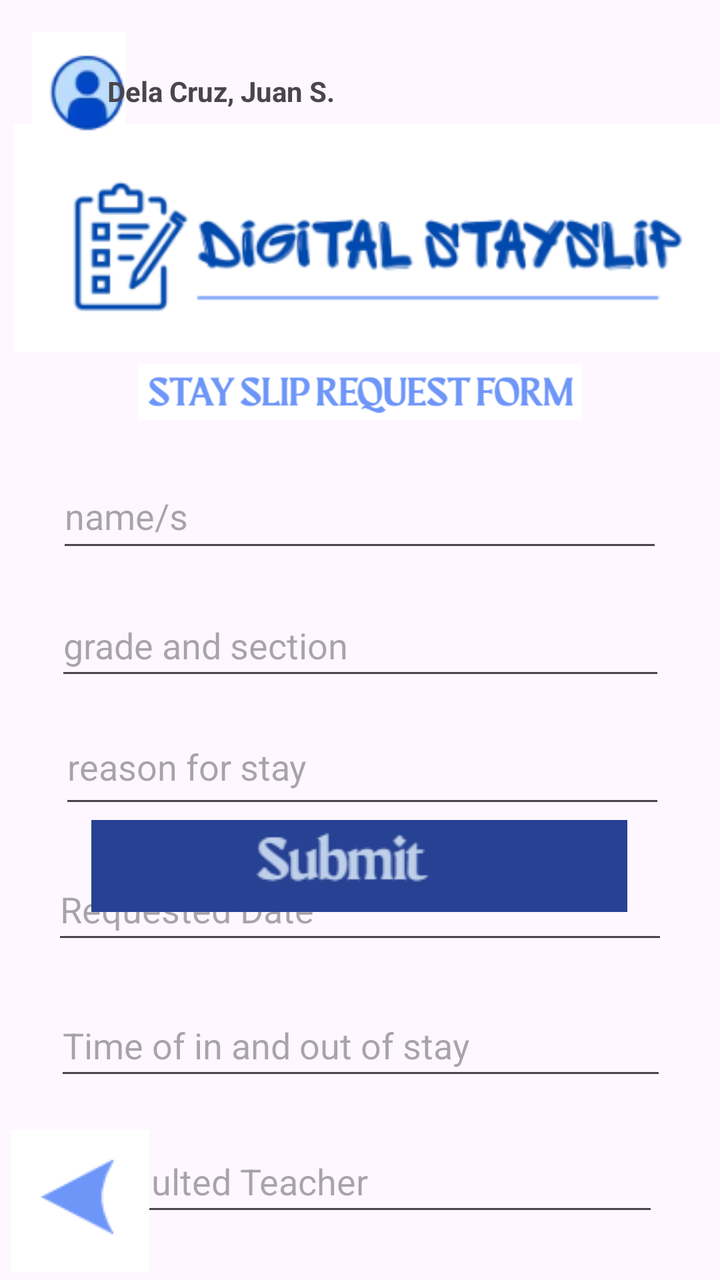
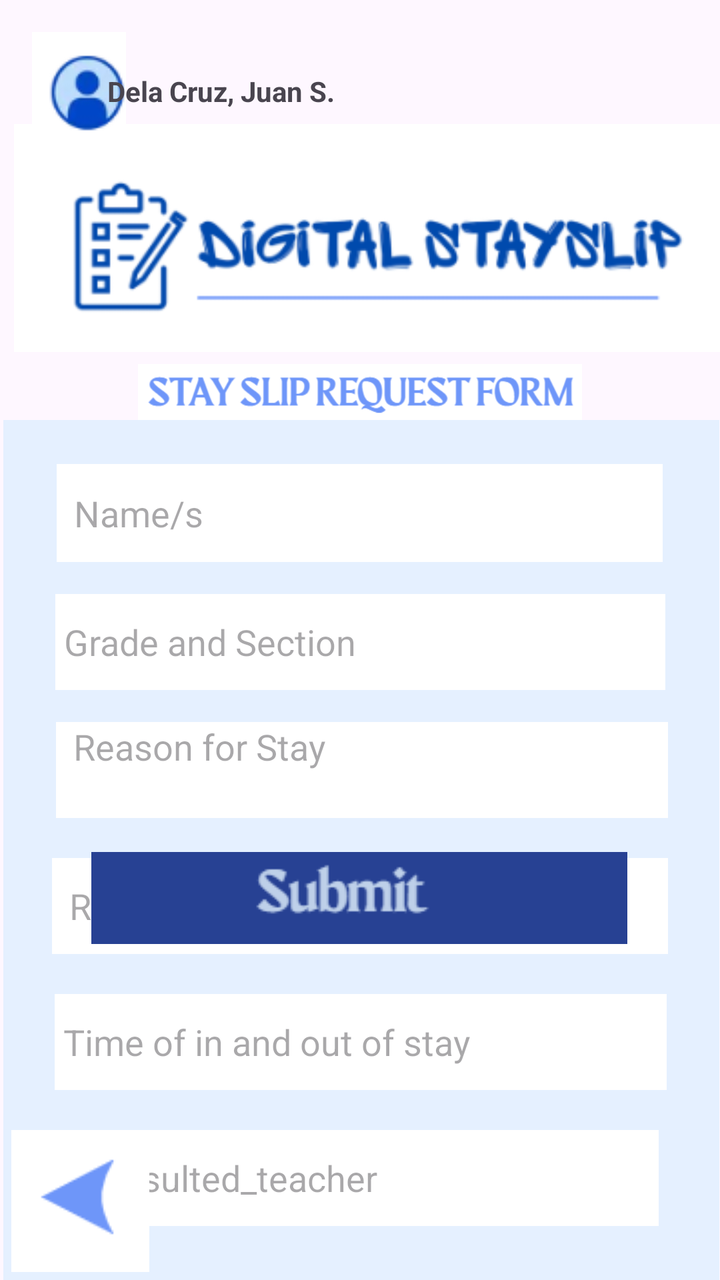

Compare the two renders of this Android layout. The source of the first and the diff that turns it into the second are given below.
<!-- AndroidManifest.xml: application theme Theme.Digistayslip -->
<!-- res/layout/activity_requestform.xml -->
<?xml version="1.0" encoding="utf-8"?>
<androidx.constraintlayout.widget.ConstraintLayout xmlns:android="http://schemas.android.com/apk/res/android"
    xmlns:app="http://schemas.android.com/apk/res-auto"
    xmlns:tools="http://schemas.android.com/tools"
    android:id="@+id/main"
    android:layout_width="match_parent"
    android:layout_height="match_parent"
    tools:context=".requestform">

    <ImageView
        android:id="@+id/imageView"
        android:layout_width="wrap_content"
        android:layout_height="wrap_content"
        android:layout_marginStart="7dp"
        android:layout_marginTop="56dp"
        android:layout_marginEnd="7dp"
        android:importantForAccessibility="no"
        app:layout_constraintEnd_toEndOf="parent"
        app:layout_constraintHorizontal_bias="0.0"
        app:layout_constraintStart_toStartOf="parent"
        app:layout_constraintTop_toTopOf="parent"
        app:srcCompat="@drawable/reqf_digisign"
        />

    <ImageView
        android:id="@+id/imageView2"
        android:layout_width="wrap_content"
        android:layout_height="wrap_content"
        android:layout_marginStart="16dp"
        android:layout_marginTop="16dp"
        app:layout_constraintStart_toStartOf="parent"
        app:layout_constraintTop_toTopOf="parent"
        app:srcCompat="@drawable/reqf_avatar" />

    <TextView
        android:id="@+id/textView"
        android:layout_width="191dp"
        android:layout_height="23dp"
        android:layout_marginTop="36dp"
        android:text="@string/dela_cruz_juan_s"
        app:layout_constraintEnd_toEndOf="parent"
        app:layout_constraintHorizontal_bias="0.318"
        app:layout_constraintStart_toStartOf="parent"
        app:layout_constraintTop_toTopOf="parent"
        android:textStyle="bold" />

    <ImageView
        android:id="@+id/imageView3"
        android:layout_width="346dp"
        android:layout_height="28dp"
        android:importantForAccessibility="no"
        app:layout_constraintEnd_toEndOf="parent"
        app:layout_constraintStart_toStartOf="parent"
        app:layout_constraintTop_toBottomOf="@+id/imageView"
        app:srcCompat="@drawable/reqf_sign" />
    <EditText
        android:id="@+id/editTextText3"
        android:layout_width="303dp"
        android:layout_height="49dp"
        android:layout_marginTop="22dp"
        android:ems="10"
        android:hint="@string/name_s"
        android:importantForAutofill="no"
        android:inputType="text"
        app:layout_constraintEnd_toEndOf="parent"
        app:layout_constraintHorizontal_bias="0.497"
        app:layout_constraintStart_toStartOf="parent"
        app:layout_constraintTop_toBottomOf="@+id/imageView3" />

    <EditText
        android:id="@+id/editTextTextPostalAddress"
        android:layout_width="305dp"
        android:layout_height="48dp"
        android:layout_marginTop="16dp"
        android:ems="10"
        android:hint="@string/grade_and_section"
        android:importantForAutofill="no"
        android:inputType="textPostalAddress"
        app:layout_constraintEnd_toEndOf="parent"
        app:layout_constraintStart_toStartOf="parent"
        app:layout_constraintTop_toBottomOf="@+id/editTextText3" />

    <EditText
        android:id="@+id/editTextTextMultiLine2"
        android:layout_width="303dp"
        android:layout_height="48dp"
        android:layout_marginTop="16dp"
        android:ems="10"
        android:gravity="start|top"
        android:hint="@string/reason_for_stay"
        android:importantForAutofill="no"
        android:inputType="textMultiLine"
        app:layout_constraintEnd_toEndOf="parent"
        app:layout_constraintHorizontal_bias="0.518"
        app:layout_constraintStart_toStartOf="parent"
        app:layout_constraintTop_toBottomOf="@+id/editTextTextPostalAddress" />

    <EditText
        android:id="@+id/editTextDate"
        android:layout_width="308dp"
        android:layout_height="48dp"
        android:layout_marginTop="20dp"
        android:ems="10"
        android:hint="@string/requested_date"
        android:importantForAutofill="no"
        android:inputType="date"
        app:layout_constraintEnd_toEndOf="parent"
        app:layout_constraintStart_toStartOf="parent"
        app:layout_constraintTop_toBottomOf="@+id/editTextTextMultiLine2" />

    <EditText
        android:id="@+id/editTextTime"
        android:layout_width="306dp"
        android:layout_height="48dp"
        android:layout_marginTop="20dp"
        android:ems="10"
        android:hint="@string/time_of_in_and_out_of_stay"
        android:importantForAutofill="no"
        android:inputType="time"
        app:layout_constraintEnd_toEndOf="parent"
        app:layout_constraintHorizontal_bias="0.504"
        app:layout_constraintStart_toStartOf="parent"
        app:layout_constraintTop_toBottomOf="@+id/editTextDate" />

    <EditText
        android:id="@+id/editTextText4"
        android:layout_width="299dp"
        android:layout_height="48dp"
        android:layout_marginTop="20dp"
        android:ems="10"
        android:hint="@string/consulted_teacher"
        android:importantForAutofill="no"
        android:inputType="text"
        app:layout_constraintEnd_toEndOf="parent"
        app:layout_constraintHorizontal_bias="0.497"
        app:layout_constraintStart_toStartOf="parent"
        app:layout_constraintTop_toBottomOf="@+id/editTextTime" />

    <ImageButton
        android:id="@+id/imageButton"
        android:layout_width="268dp"
        android:layout_height="46dp"
        android:layout_marginBottom="184dp"
        android:contentDescription="@string/submit_button"
        app:layout_constraintBottom_toBottomOf="parent"
        app:layout_constraintEnd_toEndOf="parent"
        app:layout_constraintHorizontal_bias="0.496"
        app:layout_constraintStart_toStartOf="parent"
        app:srcCompat="@drawable/reqf_submitbtn"
        tools:ignore="TouchTargetSizeCheck" />

    <ImageButton
        android:id="@+id/imageButton3"
        android:layout_width="69dp"
        android:layout_height="71dp"
        android:layout_marginBottom="4dp"
        app:layout_constraintBottom_toBottomOf="parent"
        app:layout_constraintEnd_toEndOf="parent"
        app:layout_constraintHorizontal_bias="0.02"
        app:layout_constraintStart_toStartOf="parent"
        app:srcCompat="@drawable/reqf_backbtn"
        android:contentDescription="@string/back_button"/>

</androidx.constraintlayout.widget.ConstraintLayout>
<!-- resources referenced by this layout -->
<resources>
  <!-- drawable reqf_avatar: png bitmap (drawable, 3431 bytes) -->
  <!-- drawable reqf_backbtn: png bitmap (drawable, 844 bytes) -->
  <!-- drawable reqf_digisign: png bitmap (drawable, 15523 bytes) -->
  <!-- drawable reqf_sign: png bitmap (drawable, 7150 bytes) -->
  <!-- drawable reqf_submitbtn: png bitmap (drawable, 2744 bytes) -->
  <string name="back_button">back button\n</string>
  <string name="consulted_teacher">Consulted Teacher</string>
  <string name="dela_cruz_juan_s">Dela Cruz, Juan S.</string>
  <string name="grade_and_section">grade and section</string>
  <string name="name_s">name/s</string>
  <string name="reason_for_stay">reason for stay</string>
  <string name="requested_date">Requested Date</string>
  <string name="submit_button">submit button</string>
  <string name="time_of_in_and_out_of_stay">Time of in and out of stay</string>
  <style name="Theme.Digistayslip" parent="Base.Theme.Digistayslip" />
  <style name="Base.Theme.Digistayslip" parent="Theme.Material3.DayNight.NoActionBar">
          
          
      </style>
</resources>

<!-- the commit's change to res/layout/activity_requestform.xml (unified diff, before → after) -->
@@ -53,18 +53,36 @@
         app:layout_constraintStart_toStartOf="parent"
         app:layout_constraintTop_toBottomOf="@+id/imageView"
         app:srcCompat="@drawable/reqf_sign" />
+
+    <FrameLayout
+        android:layout_width="358dp"
+        android:layout_height="448dp"
+        android:layout_marginStart="14dp"
+        android:layout_marginEnd="14dp"
+        android:layout_marginBottom="24dp"
+        android:background="#E5F0FF"
+        app:layout_constraintBottom_toTopOf="@+id/imageButton"
+        app:layout_constraintEnd_toEndOf="parent"
+        app:layout_constraintHorizontal_bias="0.48"
+        app:layout_constraintStart_toStartOf="parent"
+        app:layout_constraintTop_toBottomOf="@+id/imageView3"
+        app:layout_constraintVertical_bias="0.0">
+
+    </FrameLayout>
+
     <EditText
         android:id="@+id/editTextText3"
         android:layout_width="303dp"
         android:layout_height="49dp"
         android:layout_marginTop="22dp"
         android:ems="10"
-        android:hint="@string/name_s"
+        android:hint="  Name/s"
         android:importantForAutofill="no"
         android:inputType="text"
         app:layout_constraintEnd_toEndOf="parent"
         app:layout_constraintHorizontal_bias="0.497"
         app:layout_constraintStart_toStartOf="parent"
+        android:background="#FFFFFF"
         app:layout_constraintTop_toBottomOf="@+id/imageView3" />
 
     <EditText
@@ -73,8 +91,9 @@
         android:layout_height="48dp"
         android:layout_marginTop="16dp"
         android:ems="10"
-        android:hint="@string/grade_and_section"
+        android:hint=" Grade and Section  "
         android:importantForAutofill="no"
+        android:background="#FFFFFF"
         android:inputType="textPostalAddress"
         app:layout_constraintEnd_toEndOf="parent"
         app:layout_constraintStart_toStartOf="parent"
@@ -82,12 +101,13 @@
 
     <EditText
         android:id="@+id/editTextTextMultiLine2"
-        android:layout_width="303dp"
+        android:layout_width="306dp"
         android:layout_height="48dp"
         android:layout_marginTop="16dp"
+        android:background="#FFFFFF"
         android:ems="10"
         android:gravity="start|top"
-        android:hint="@string/reason_for_stay"
+        android:hint="  Reason for Stay  "
         android:importantForAutofill="no"
         android:inputType="textMultiLine"
         app:layout_constraintEnd_toEndOf="parent"
@@ -101,8 +121,9 @@
         android:layout_height="48dp"
         android:layout_marginTop="20dp"
         android:ems="10"
-        android:hint="@string/requested_date"
+        android:hint="  Requested date"
         android:importantForAutofill="no"
+        android:background="#FFFFFF"
         android:inputType="date"
         app:layout_constraintEnd_toEndOf="parent"
         app:layout_constraintStart_toStartOf="parent"
@@ -114,8 +135,9 @@
         android:layout_height="48dp"
         android:layout_marginTop="20dp"
         android:ems="10"
-        android:hint="@string/time_of_in_and_out_of_stay"
+        android:hint=" Time of in and out of stay"
         android:importantForAutofill="no"
+        android:background="#FFFFFF"
         android:inputType="time"
         app:layout_constraintEnd_toEndOf="parent"
         app:layout_constraintHorizontal_bias="0.504"
@@ -128,8 +150,9 @@
         android:layout_height="48dp"
         android:layout_marginTop="20dp"
         android:ems="10"
-        android:hint="@string/consulted_teacher"
+        android:hint="  Consulted_teacher"
         android:importantForAutofill="no"
+        android:background="#FFFFFF"
         android:inputType="text"
         app:layout_constraintEnd_toEndOf="parent"
         app:layout_constraintHorizontal_bias="0.497"
@@ -140,8 +163,8 @@
         android:id="@+id/imageButton"
         android:layout_width="268dp"
         android:layout_height="46dp"
-        android:layout_marginBottom="184dp"
-        android:contentDescription="@string/submit_button"
+        android:layout_marginBottom="168dp"
+        android:contentDescription=" Submit_button"
         app:layout_constraintBottom_toBottomOf="parent"
         app:layout_constraintEnd_toEndOf="parent"
         app:layout_constraintHorizontal_bias="0.496"
@@ -159,6 +182,6 @@
         app:layout_constraintHorizontal_bias="0.02"
         app:layout_constraintStart_toStartOf="parent"
         app:srcCompat="@drawable/reqf_backbtn"
-        android:contentDescription="@string/back_button"/>
+        android:contentDescription=" Back button"/>
 
 </androidx.constraintlayout.widget.ConstraintLayout>
<!-- resource entries referenced after the edit -->
@@ -5,15 +5,7 @@
   <!-- drawable reqf_digisign: png bitmap (drawable, 15523 bytes) -->
   <!-- drawable reqf_sign: png bitmap (drawable, 7150 bytes) -->
   <!-- drawable reqf_submitbtn: png bitmap (drawable, 2744 bytes) -->
-  <string name="back_button">back button\n</string>
-  <string name="consulted_teacher">Consulted Teacher</string>
   <string name="dela_cruz_juan_s">Dela Cruz, Juan S.</string>
-  <string name="grade_and_section">grade and section</string>
-  <string name="name_s">name/s</string>
-  <string name="reason_for_stay">reason for stay</string>
-  <string name="requested_date">Requested Date</string>
-  <string name="submit_button">submit button</string>
-  <string name="time_of_in_and_out_of_stay">Time of in and out of stay</string>
   <style name="Theme.Digistayslip" parent="Base.Theme.Digistayslip" />
   <style name="Base.Theme.Digistayslip" parent="Theme.Material3.DayNight.NoActionBar">
           
